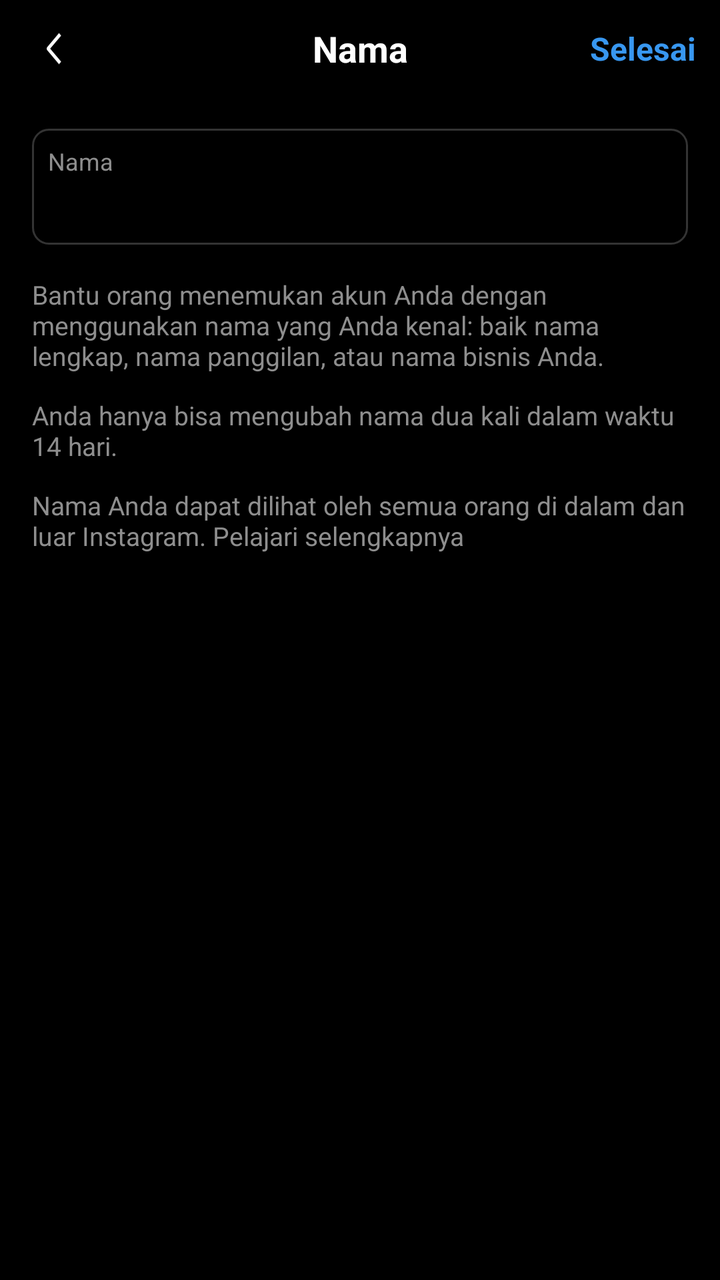
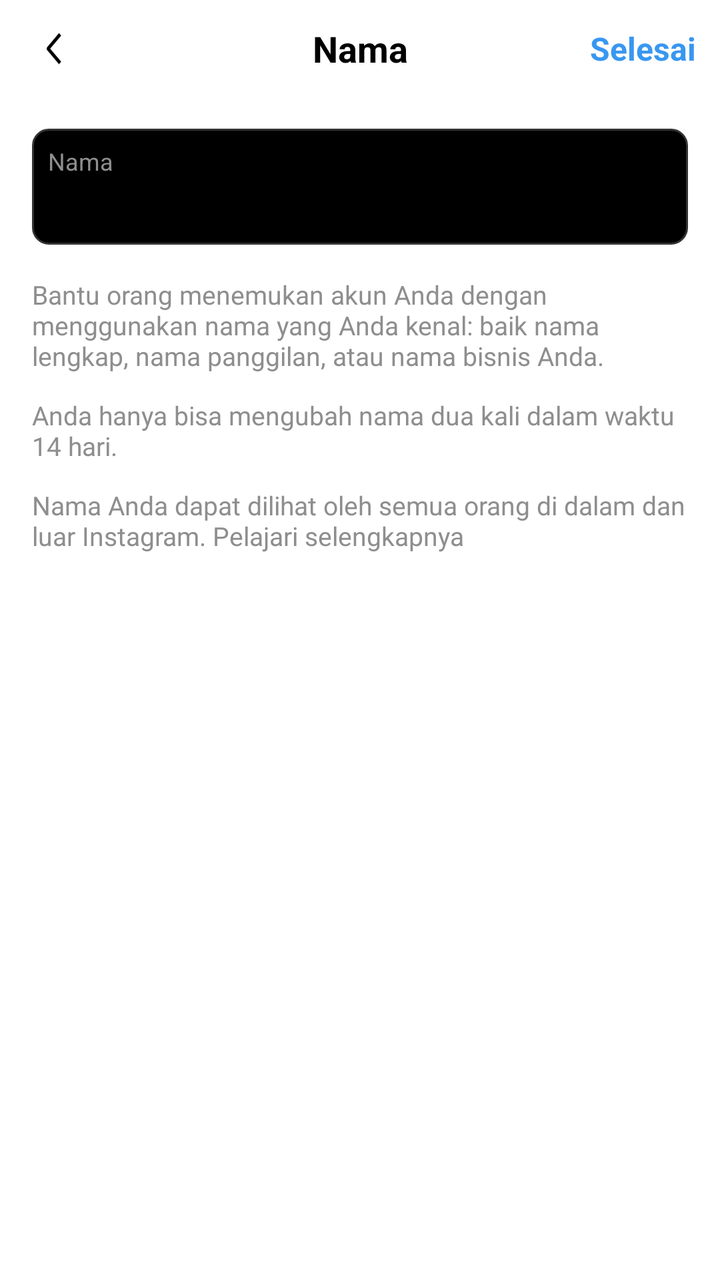

The first picture is an Android layout as it rendered before a commit; the second is the same layout after the commit. The layout source and the unified diff follow.
<!-- AndroidManifest.xml: application theme Theme.Lab_mobile -->
<!-- res/layout/activity_edit_field.xml -->
<?xml version="1.0" encoding="utf-8"?>
<androidx.constraintlayout.widget.ConstraintLayout xmlns:android="http://schemas.android.com/apk/res/android"
    xmlns:app="http://schemas.android.com/apk/res-auto"
    xmlns:tools="http://schemas.android.com/tools"
    android:layout_width="match_parent"
    android:layout_height="match_parent"
    android:background="@color/black"
    tools:context=".EditFieldActivity">

    
    <androidx.constraintlayout.widget.ConstraintLayout
        android:id="@+id/header"
        android:layout_width="match_parent"
        android:layout_height="wrap_content"
        android:padding="12dp"
        app:layout_constraintTop_toTopOf="parent">

        <ImageView
            android:id="@+id/btn_cancel"
            android:layout_width="24dp"
            android:layout_height="24dp"
            android:src="@drawable/weui__arrow_outlined"
            android:rotation="90"
            app:layout_constraintBottom_toBottomOf="parent"
            app:layout_constraintStart_toStartOf="parent"
            app:layout_constraintTop_toTopOf="parent"
            app:tint="@color/white"

            />

        <TextView
            android:id="@+id/tv_title"
            android:layout_width="wrap_content"
            android:layout_height="wrap_content"
            android:text="Nama"
            android:textColor="@color/white"
            android:textSize="18sp"
            android:textStyle="bold"
            app:layout_constraintBottom_toBottomOf="parent"
            app:layout_constraintEnd_toEndOf="parent"
            app:layout_constraintStart_toStartOf="parent"
            app:layout_constraintTop_toTopOf="parent" />

        <TextView
            android:id="@+id/btn_done"
            android:layout_width="wrap_content"
            android:layout_height="wrap_content"
            android:text="Selesai"
            android:textColor="#3897F0"
            android:textSize="16sp"
            android:textStyle="bold"
            app:layout_constraintBottom_toBottomOf="parent"
            app:layout_constraintEnd_toEndOf="parent"
            app:layout_constraintTop_toTopOf="parent" />
    </androidx.constraintlayout.widget.ConstraintLayout>

    <LinearLayout
        android:layout_width="match_parent"
        android:layout_height="wrap_content"
        android:orientation="vertical"
        android:padding="16dp"
        app:layout_constraintTop_toBottomOf="@id/header">

        <LinearLayout
            android:layout_width="match_parent"
            android:layout_height="wrap_content"
            android:background="@drawable/edit_text_bg"
            android:orientation="vertical"
            android:padding="8dp">

            <TextView
                android:id="@+id/tv_label"
                android:layout_width="wrap_content"
                android:layout_height="wrap_content"
                android:text="Nama"
                android:textColor="#8E8E8E"
                android:textSize="12sp" />

            <EditText
                android:id="@+id/et_value"
                android:layout_width="match_parent"
                android:layout_height="wrap_content"
                android:background="@null"
                android:textColor="@color/white"
                android:textSize="16sp"
                android:layout_marginTop="4dp"
                android:inputType="textPersonName" />
        </LinearLayout>

        <TextView
            android:id="@+id/tv_helper"
            android:layout_width="match_parent"
            android:layout_height="wrap_content"
            android:layout_marginTop="16dp"
            android:text="Bantu orang menemukan akun Anda dengan menggunakan nama yang Anda kenal: baik nama lengkap, nama panggilan, atau nama bisnis Anda."
            android:textColor="#8E8E8E"
            android:textSize="13sp" />

        <TextView
            android:layout_width="match_parent"
            android:layout_height="wrap_content"
            android:layout_marginTop="12dp"
            android:text="Anda hanya bisa mengubah nama dua kali dalam waktu 14 hari."
            android:textColor="#8E8E8E"
            android:textSize="13sp" />

        <TextView
            android:layout_width="match_parent"
            android:layout_height="wrap_content"
            android:layout_marginTop="12dp"
            android:text="Nama Anda dapat dilihat oleh semua orang di dalam dan luar Instagram. Pelajari selengkapnya"
            android:textColor="#8E8E8E"
            android:textSize="13sp" />

    </LinearLayout>

</androidx.constraintlayout.widget.ConstraintLayout>
<!-- resources referenced by this layout -->
<resources>
  <color name="black">#FF000000</color>
  <color name="white">#FFFFFFFF</color>
  <!-- drawable edit_text_bg (drawable) -->
  <?xml version="1.0" encoding="utf-8"?>
  <shape xmlns:android="http://schemas.android.com/apk/res/android">
      <stroke android:width="1dp" android:color="#333333" />
      <corners android:radius="8dp" />
      <solid android:color="@color/black" />
  </shape>
  <!-- drawable weui__arrow_outlined (drawable) -->
  <vector xmlns:android="http://schemas.android.com/apk/res/android"
      android:width="18dp"
      android:height="20dp"
      android:viewportWidth="18"
      android:viewportHeight="24"
  
      >
  
    <group
        android:pivotX="9"
        android:pivotY="12"
        android:rotation="90"
        >
  
  
    <path
        android:pathData="m2.452,6.58l1.061,-1.06L9.292,11.297a0.996,0.996 0,0 1,-0 1.413L3.513,18.49l-1.06,-1.06l5.424,-5.425z"
        android:fillColor="#fff"
        android:fillType="evenOdd"/>
    </group>
  
  </vector>
  <style name="Theme.Lab_mobile" parent="Base.Theme.Lab_mobile" />
  <style name="Base.Theme.Lab_mobile" parent="Theme.Material3.DayNight.NoActionBar">
          
      </style>
</resources>

<!-- the commit's change to res/layout/activity_edit_field.xml (unified diff, before → after) -->
@@ -4,7 +4,7 @@
     xmlns:tools="http://schemas.android.com/tools"
     android:layout_width="match_parent"
     android:layout_height="match_parent"
-    android:background="@color/black"
+    android:background="@color/bg_color"
     tools:context=".EditFieldActivity">
 
     
@@ -24,7 +24,7 @@
             app:layout_constraintBottom_toBottomOf="parent"
             app:layout_constraintStart_toStartOf="parent"
             app:layout_constraintTop_toTopOf="parent"
-            app:tint="@color/white"
+            app:tint="@color/tint_color"
 
             />
 
@@ -33,7 +33,7 @@
             android:layout_width="wrap_content"
             android:layout_height="wrap_content"
             android:text="Nama"
-            android:textColor="@color/white"
+            android:textColor="@color/text_color"
             android:textSize="18sp"
             android:textStyle="bold"
             app:layout_constraintBottom_toBottomOf="parent"
@@ -81,7 +81,7 @@
                 android:layout_width="match_parent"
                 android:layout_height="wrap_content"
                 android:background="@null"
-                android:textColor="@color/white"
+                android:textColor="@color/text_color"
                 android:textSize="16sp"
                 android:layout_marginTop="4dp"
                 android:inputType="textPersonName" />
<!-- resource entries referenced after the edit -->
@@ -1,7 +1,9 @@
 <!-- resources referenced by this layout -->
 <resources>
+  <color name="bg_color">#FFFFFFFF</color>
+  <color name="text_color">#FF000000</color>
+  <color name="tint_color">#FF000000</color>
   <color name="black">#FF000000</color>
-  <color name="white">#FFFFFFFF</color>
   <!-- drawable edit_text_bg (drawable) -->
   <?xml version="1.0" encoding="utf-8"?>
   <shape xmlns:android="http://schemas.android.com/apk/res/android">
